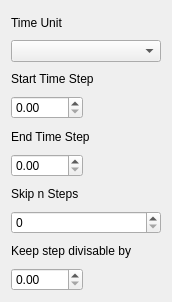
Qt form ui/timecontrolsettings.ui (breuerss/gromacs-ui) before a commit.
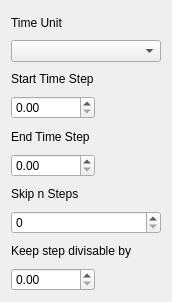
The same form after that commit.

```diff
--- a/ui/timecontrolsettings.ui
+++ b/ui/timecontrolsettings.ui
@@ -40,7 +40,11 @@
      <item>
       <layout class="QHBoxLayout" name="horizontalLayout">
        <item>
-        <widget class="QDoubleSpinBox" name="startTimeStep"/>
+        <widget class="QDoubleSpinBox" name="startTimeStep">
+         <property name="maximum">
+          <double>9999999.000000000000000</double>
+         </property>
+        </widget>
        </item>
        <item>
         <widget class="QLabel" name="startTimeStepUnitLabel">
@@ -65,7 +69,11 @@
      <item>
       <layout class="QHBoxLayout" name="horizontalLayout_2">
        <item>
-        <widget class="QDoubleSpinBox" name="endTimeStep"/>
+        <widget class="QDoubleSpinBox" name="endTimeStep">
+         <property name="maximum">
+          <double>9999999.000000000000000</double>
+         </property>
+        </widget>
        </item>
        <item>
         <widget class="QLabel" name="endTimeStepUnitLabel">
@@ -104,7 +112,11 @@
      <item>
       <layout class="QHBoxLayout" name="horizontalLayout_3">
        <item>
-        <widget class="QDoubleSpinBox" name="interval"/>
+        <widget class="QDoubleSpinBox" name="interval">
+         <property name="maximum">
+          <double>9999999.000000000000000</double>
+         </property>
+        </widget>
        </item>
        <item>
         <widget class="QLabel" name="intervalUnitLabel">
```
Left out of the diff: 6 changed lines with no effect on the pictures.
